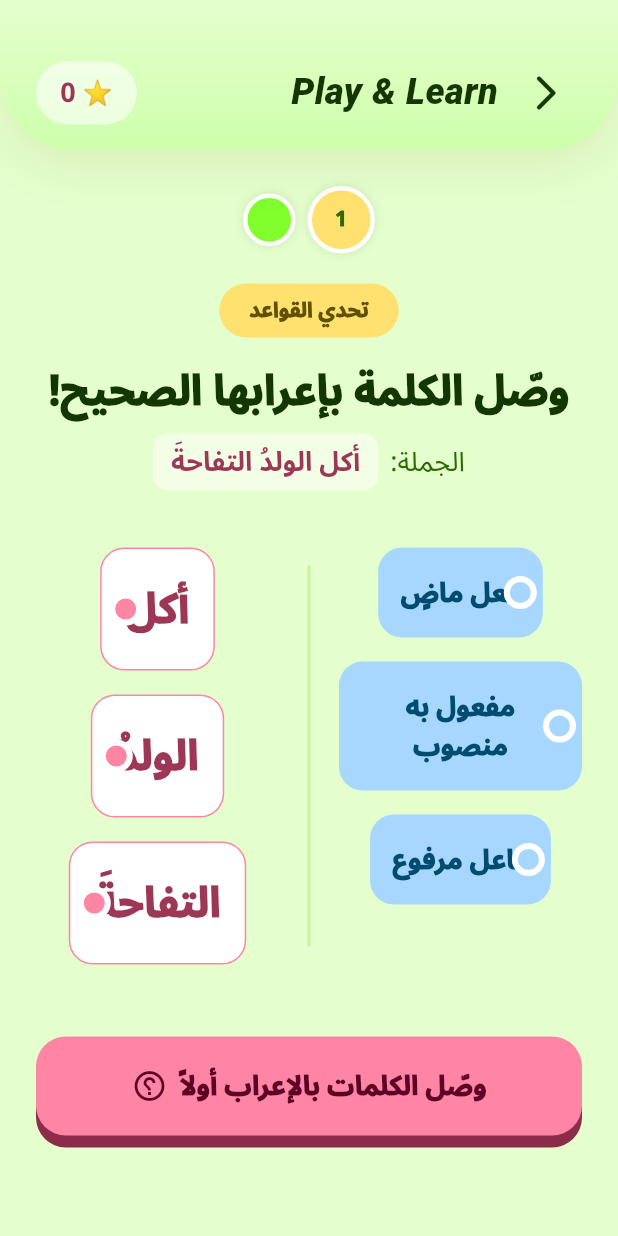
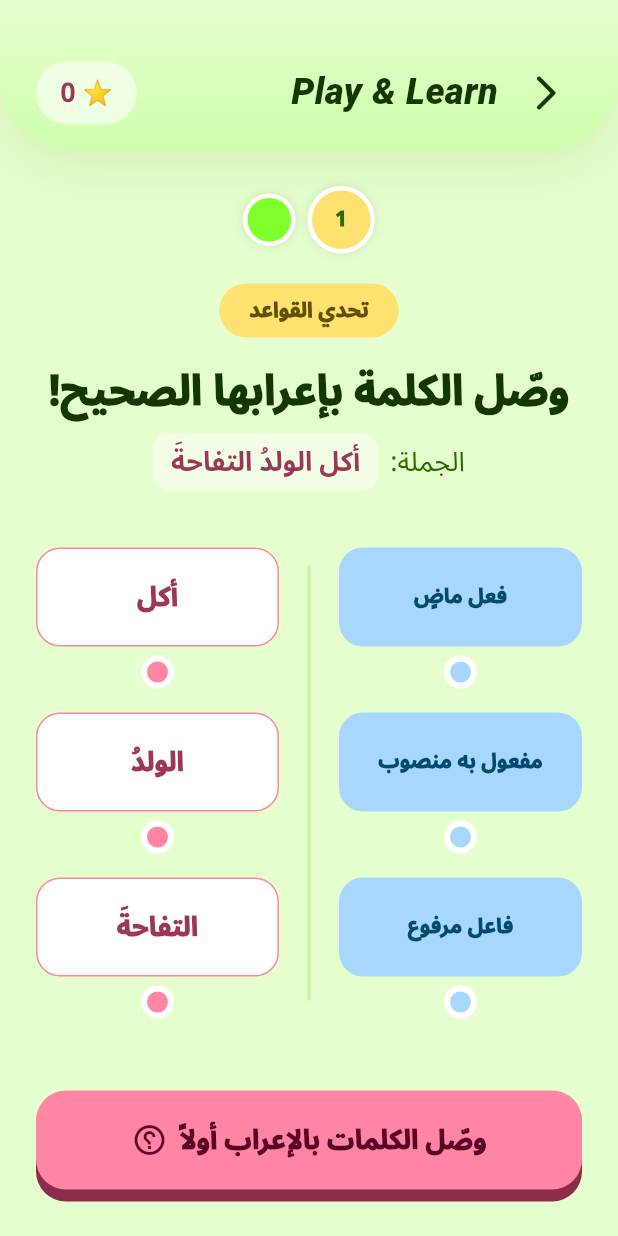
Before and after one commit to amanalsebai/EduFun, a Flutter app: the GrammarMatchingScreen screen opened directly, on a phone screen of 412 x 824 dp. Run offline on Flutter 3.47's test engine with Material 3 defaults, Android fonts, the phone set to English and light mode, and no system bars; our stand-ins replace google_fonts, shared_preferences; accounts and stored records are empty; network calls fail; Roboto replaces fonts that are missing (Noto Sans Arabic).

Commit message:
fix: تحسين UI لعبة توصيل الإعراب (عمر 8)
- نقل نقطة الـ Radio Button لتكون تحت المربع وخارجه بوضوح
- توحيد حجم المربعات (ارتفاع وعرض ثابت)
- توسيط النص وتصغير حجم خط الكلمات لوضوح أعلى

Co-Authored-By: Claude Opus 4.8 <noreply@anthropic.com>

```diff
--- a/untitled1/lib/features/games/language/grammar_matching_screen.dart
+++ b/untitled1/lib/features/games/language/grammar_matching_screen.dart
@@ -104,12 +104,12 @@ class _WordCard extends StatelessWidget {
   final String word; final bool isMatched; final bool isSelected; final VoidCallback onTap;
   const _WordCard({required this.word, required this.isMatched, required this.isSelected, required this.onTap});
   @override
-  Widget build(BuildContext context) { Color cardColor = isMatched ? const Color(0xFF67E100) : Colors.white; Color borderAndNodeColor = isMatched ? const Color(0xFF3B8700) : (isSelected ? AppColors.primary : AppColors.primaryContainer); return GestureDetector(onTap: onTap, child: AnimatedContainer(duration: const Duration(milliseconds: 200), padding: const EdgeInsets.symmetric(horizontal: 16, vertical: 20), decoration: BoxDecoration(color: cardColor, borderRadius: BorderRadius.circular(16), border: Border.all(color: borderAndNodeColor, width: isSelected || isMatched ? 3 : 1), boxShadow: isSelected ? [BoxShadow(color: AppColors.primaryContainer, blurRadius: 10)] : []), child: Stack(clipBehavior: Clip.none, alignment: Alignment.center, children: [FittedBox(fit: BoxFit.scaleDown, child: Text(word, style: TextStyle(fontSize: 28, fontWeight: FontWeight.w900, color: isMatched ? Colors.white : AppColors.primary))), Positioned(left: -11, child: Container(width: 22, height: 22, decoration: BoxDecoration(color: borderAndNodeColor, shape: BoxShape.circle, border: Border.all(color: Colors.white, width: 4)), child: isMatched ? const Icon(Icons.check, color: Colors.white, size: 10) : null))]))); }
+  Widget build(BuildContext context) { Color cardColor = isMatched ? const Color(0xFF67E100) : Colors.white; Color borderAndNodeColor = isMatched ? const Color(0xFF3B8700) : (isSelected ? AppColors.primary : AppColors.primaryContainer); return GestureDetector(onTap: onTap, child: Column(mainAxisSize: MainAxisSize.min, children: [AnimatedContainer(duration: const Duration(milliseconds: 200), height: 66, width: double.infinity, alignment: Alignment.center, padding: const EdgeInsets.symmetric(horizontal: 10), decoration: BoxDecoration(color: cardColor, borderRadius: BorderRadius.circular(16), border: Border.all(color: borderAndNodeColor, width: isSelected || isMatched ? 3 : 1), boxShadow: isSelected ? [BoxShadow(color: AppColors.primaryContainer, blurRadius: 10)] : []), child: FittedBox(fit: BoxFit.scaleDown, child: Text(word, textAlign: TextAlign.center, style: TextStyle(fontSize: 18, fontWeight: FontWeight.w900, color: isMatched ? Colors.white : AppColors.primary)))), const SizedBox(height: 6), Container(width: 22, height: 22, decoration: BoxDecoration(color: borderAndNodeColor, shape: BoxShape.circle, border: Border.all(color: Colors.white, width: 4)), child: isMatched ? const Icon(Icons.check, color: Colors.white, size: 10) : null)])); }
 }
 
 class _GrammarTermCard extends StatelessWidget {
   final String term; final bool isMatched; final bool isSelected; final VoidCallback onTap;
   const _GrammarTermCard({required this.term, required this.isMatched, required this.isSelected, required this.onTap});
   @override
-  Widget build(BuildContext context) { Color cardColor = isMatched ? const Color(0xFF67E100) : AppColors.secondaryContainer; Color borderAndNodeColor = isMatched ? const Color(0xFF3B8700) : (isSelected ? AppColors.secondary : AppColors.secondaryContainer); return GestureDetector(onTap: onTap, child: AnimatedContainer(duration: const Duration(milliseconds: 200), padding: const EdgeInsets.symmetric(horizontal: 14, vertical: 16), decoration: BoxDecoration(color: cardColor, borderRadius: BorderRadius.circular(16), border: Border.all(color: borderAndNodeColor, width: isSelected || isMatched ? 3 : 1), boxShadow: isSelected ? [BoxShadow(color: AppColors.secondaryContainer, blurRadius: 10)] : []), child: Stack(clipBehavior: Clip.none, alignment: Alignment.center, children: [Text(term, textAlign: TextAlign.center, style: TextStyle(fontSize: 18, fontWeight: FontWeight.w900, color: isMatched ? Colors.white : AppColors.onSecondaryContainer)), Positioned(right: -11, child: Container(width: 22, height: 22, decoration: BoxDecoration(color: borderAndNodeColor, shape: BoxShape.circle, border: Border.all(color: Colors.white, width: 4)), child: isMatched ? const Icon(Icons.check, color: Colors.white, size: 10) : null))]))); }
+  Widget build(BuildContext context) { Color cardColor = isMatched ? const Color(0xFF67E100) : AppColors.secondaryContainer; Color borderAndNodeColor = isMatched ? const Color(0xFF3B8700) : (isSelected ? AppColors.secondary : AppColors.secondaryContainer); return GestureDetector(onTap: onTap, child: Column(mainAxisSize: MainAxisSize.min, children: [AnimatedContainer(duration: const Duration(milliseconds: 200), height: 66, width: double.infinity, alignment: Alignment.center, padding: const EdgeInsets.symmetric(horizontal: 8), decoration: BoxDecoration(color: cardColor, borderRadius: BorderRadius.circular(16), border: Border.all(color: borderAndNodeColor, width: isSelected || isMatched ? 3 : 1), boxShadow: isSelected ? [BoxShadow(color: AppColors.secondaryContainer, blurRadius: 10)] : []), child: Text(term, textAlign: TextAlign.center, maxLines: 2, overflow: TextOverflow.ellipsis, style: TextStyle(fontSize: 14, fontWeight: FontWeight.w900, color: isMatched ? Colors.white : AppColors.onSecondaryContainer))), const SizedBox(height: 6), Container(width: 22, height: 22, decoration: BoxDecoration(color: borderAndNodeColor, shape: BoxShape.circle, border: Border.all(color: Colors.white, width: 4)), child: isMatched ? const Icon(Icons.check, color: Colors.white, size: 10) : null)])); }
 }
```
